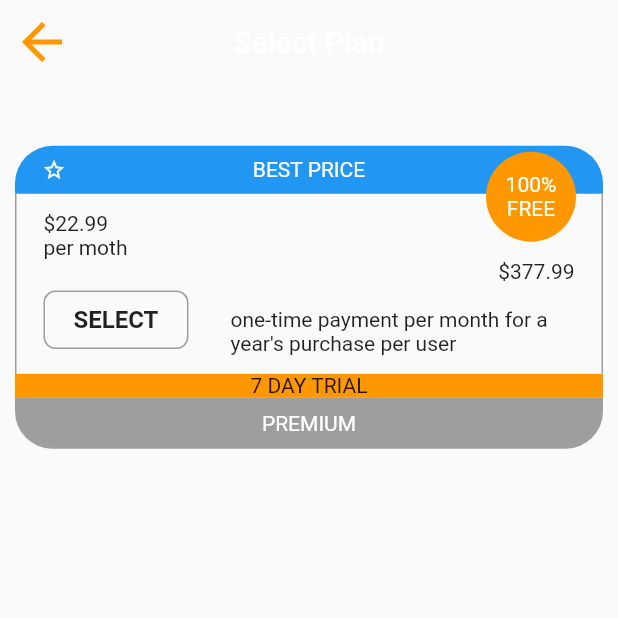
After one commit to karen98bdiw/checkincheckout, a Flutter app: the PaymentPlanScreen screen opened by its route, on a phone screen of 412 x 824 dp, the top half of it. The commit adds this screen. Run offline on Flutter 3.47's test engine with Material 2 defaults, Android fonts, the phone set to English and light mode, and no system bars; statements that could not run were skipped.

Commit message:
payment plan

```diff
--- a/lib/main.dart
+++ b/lib/main.dart
@@ -5,6 +5,8 @@ import './utils/const.dart';
 import './screens/intro_screens/intro_screen.dart';
 import './screens/intro_screens/intro.dart';
 import './screens/intro_screens/singUp_screens/signUp_screen.dart';
+import './screens/intro_screens/singUp_screens/payment_info_screen.dart';
+import './screens/intro_screens/singUp_screens/payment_plan_screen.dart';
 
 void main() {
   runApp(MyApp());
@@ -67,6 +69,8 @@ class MyApp extends StatelessWidget {
         IntroScreen.routeName: (ctx) => IntroScreen(),
         Intro.routeName: (ctx) => Intro(),
         SignUpScreen.routeName: (ctx) => SignUpScreen(),
+        PaymentInfoScreen.routeName: (ctx) => PaymentInfoScreen(),
+        PaymentPlanScreen.routeName: (ctx) => PaymentPlanScreen(),
       },
     );
   }
--- /dev/null
+++ b/lib/screens/intro_screens/components/payment_plan_item_widget.dart
@@ -0,0 +1,176 @@
+import 'package:flutter/material.dart';
+
+import '../../../utils/const.dart';
+
+class PaymentPlanItemWidget extends StatelessWidget {
+  final String itemTitle;
+  final String mothPrice;
+  final String yearPrice;
+  final String trialDuration;
+  final String saveProcent;
+
+  PaymentPlanItemWidget({
+    @required this.itemTitle,
+    @required this.mothPrice,
+    @required this.saveProcent,
+    @required this.trialDuration,
+    @required this.yearPrice,
+  });
+
+  @override
+  Widget build(BuildContext context) {
+    return Container(
+      child: Column(
+        mainAxisSize: MainAxisSize.min,
+        crossAxisAlignment: CrossAxisAlignment.stretch,
+        children: [
+          Container(
+            padding: EdgeInsets.symmetric(
+              vertical: 8,
+              horizontal: 18,
+            ),
+            decoration: BoxDecoration(
+                color: mainBlue,
+                borderRadius: BorderRadius.only(
+                  topLeft: Radius.circular(25),
+                  topRight: Radius.circular(25),
+                )),
+            child: Stack(
+              alignment: Alignment.center,
+              overflow: Overflow.visible,
+              children: [
+                Align(
+                  alignment: Alignment.topLeft,
+                  child: GestureDetector(
+                    child: Icon(
+                      Icons.star_border,
+                      color: Colors.white,
+                      size: 16,
+                    ),
+                    onTap: () {},
+                  ),
+                ),
+                Text(
+                  "BEST PRICE",
+                  style: Theme.of(context).textTheme.headline3.copyWith(
+                        color: Colors.white,
+                      ),
+                ),
+                Positioned(
+                  right: 0,
+                  bottom: -40,
+                  child: CircleAvatar(
+                    radius: 30,
+                    backgroundColor: mainOrange,
+                    child: Text(
+                      "100% FREE",
+                      textAlign: TextAlign.center,
+                      style: Theme.of(context)
+                          .textTheme
+                          .headline3
+                          .copyWith(color: Colors.white),
+                    ),
+                  ),
+                ),
+              ],
+            ),
+          ),
+          Container(
+            padding: EdgeInsets.symmetric(
+              horizontal: 18,
+              vertical: 12,
+            ),
+            decoration: BoxDecoration(
+              border: Border.symmetric(
+                vertical: BorderSide(
+                  color: mainBorderColor,
+                  width: 1,
+                ),
+              ),
+            ),
+            child: Column(
+              crossAxisAlignment: CrossAxisAlignment.stretch,
+              children: [
+                Text(
+                  "\$22.99",
+                  textAlign: TextAlign.left,
+                ),
+                Text(
+                  "per moth",
+                  textAlign: TextAlign.left,
+                ),
+                Text(
+                  "\$377.99",
+                  textAlign: TextAlign.right,
+                ),
+                Row(
+                  crossAxisAlignment: CrossAxisAlignment.end,
+                  mainAxisAlignment: MainAxisAlignment.spaceBetween,
+                  children: [
+                    Flexible(
+                      flex: 1,
+                      child: OutlineButton(
+                        shape: RoundedRectangleBorder(
+                          borderRadius: BorderRadius.circular(8),
+                        ),
+                        borderSide:
+                            BorderSide(color: mainBorderColor, width: 1),
+                        onPressed: () {},
+                        child: Text("SELECT"),
+                        padding: EdgeInsets.symmetric(
+                          horizontal: 20,
+                          vertical: 10,
+                        ),
+                      ),
+                    ),
+                    SizedBox(
+                      width: 10,
+                    ),
+                    Flexible(
+                      flex: 2,
+                      child: Text(
+                        "one-time payment per month for a year's purchase per user",
+                        textAlign: TextAlign.left,
+                      ),
+                    ),
+                  ],
+                ),
+              ],
+            ),
+          ),
+          Container(
+            padding: EdgeInsets.symmetric(horizontal: 5),
+            color: mainOrange,
+            child: Text(
+              "7 DAY TRIAL",
+              textAlign: TextAlign.center,
+            ),
+          ),
+          Container(
+            padding: EdgeInsets.symmetric(
+              vertical: 8,
+              horizontal: 18,
+            ),
+            decoration: BoxDecoration(
+                color: mainGrey,
+                border: Border.all(
+                  color: mainBorderColor,
+                  width: 1,
+                ),
+                borderRadius: BorderRadius.only(
+                  bottomLeft: Radius.circular(25),
+                  bottomRight: Radius.circular(25),
+                )),
+            child: Text(
+              "PREMIUM",
+              style: Theme.of(context).textTheme.headline3.copyWith(
+                    color: Colors.white,
+                  ),
+              textAlign: TextAlign.center,
+            ),
+          ),
+        ],
+      ),
+    );
+  }
+}
--- /dev/null
+++ b/lib/screens/intro_screens/singUp_screens/payment_plan_screen.dart
@@ -0,0 +1,36 @@
+import 'package:flutter/material.dart';
+
+import '../../widgets/poor_appbar.dart';
+import '../components/payment_plan_item_widget.dart';
+
+import '../../../utils/const.dart';
+
+class PaymentPlanScreen extends StatelessWidget {
+  static final routeName = "PaymentPlanString";
+
+  @override
+  Widget build(BuildContext context) {
+    return Scaffold(
+      appBar: PoorAppBar(title: "Select Plan"),
+      body: SingleChildScrollView(
+        child: Padding(
+          padding: EdgeInsets.symmetric(
+            horizontal: 10,
+            vertical: MediaQuery.of(context).size.width * defaultPaddingProcent,
+          ),
+          child: Column(
+            crossAxisAlignment: CrossAxisAlignment.stretch,
+            children: [
+              PaymentPlanItemWidget(
+                  itemTitle: "Best Price",
+                  mothPrice: "29.99",
+                  saveProcent: "100",
+                  trialDuration: "7",
+                  yearPrice: "379.88"),
+            ],
+          ),
+        ),
+      ),
+    );
+  }
+}
--- a/lib/utils/const.dart
+++ b/lib/utils/const.dart
@@ -2,6 +2,7 @@ import 'package:flutter/material.dart';
 
 var mainBlue = Colors.blue;
 var mainOrange = Colors.orange;
+var mainGrey = Colors.grey;
 var smallTextColor = Colors.grey[900];
 var smallTextSize = 14.0;
 var smallTextWeight = FontWeight.w400;
@@ -24,3 +25,5 @@ var defaultPaddingProcent = 0.1;
 
 var introText =
     "Ornare enim leo enim urna netus quam sit mattis eget quisque eu";
+
+var mainBorderColor = Colors.grey;
```
Also changed, not shown: lib/screens/intro_screens/singUp_screens/payment_info_screen.dart (added, +129 -0 lines), lib/screens/intro_screens/singUp_screens/signUp_screen.dart (+17 -7 lines).
